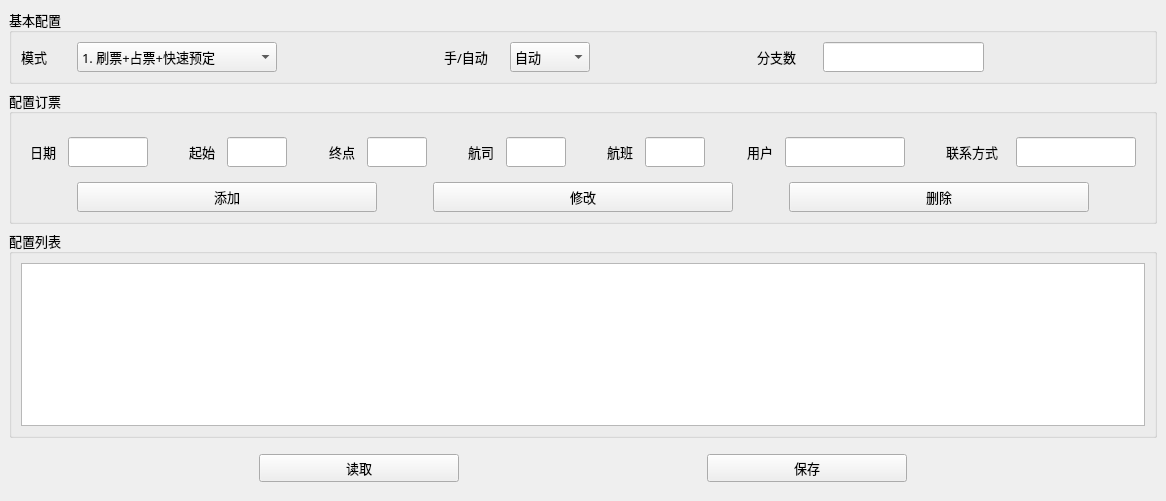
Qt form code/direct-book/Config/mainwindow.ui (imecoder/autobook) before a commit.
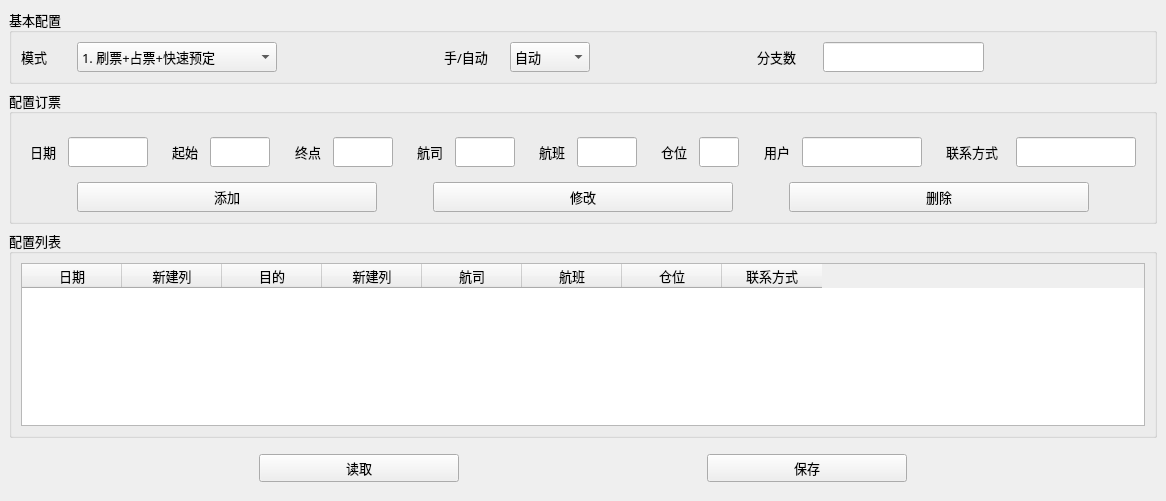
The same form after that commit.

```diff
--- a/code/direct-book/Config/mainwindow.ui
+++ b/code/direct-book/Config/mainwindow.ui
@@ -631,6 +631,87 @@
             </layout>
            </widget>
           </item>
+          <item>
+           <spacer name="horizontalSpacer_22">
+            <property name="minimumSize">
+             <size>
+              <width>0</width>
+              <height>30</height>
+             </size>
+            </property>
+            <property name="orientation">
+             <enum>Qt::Horizontal</enum>
+            </property>
+            <property name="sizeHint" stdset="0">
+             <size>
+              <width>22</width>
+              <height>27</height>
+             </size>
+            </property>
+           </spacer>
+          </item>
+          <item>
+           <widget class="QWidget" name="widget_11" native="true">
+            <layout class="QHBoxLayout" name="horizontalLayout_13">
+             <property name="spacing">
+              <number>0</number>
+             </property>
+             <property name="leftMargin">
+              <number>0</number>
+             </property>
+             <property name="topMargin">
+              <number>5</number>
+             </property>
+             <property name="rightMargin">
+              <number>0</number>
+             </property>
+             <property name="bottomMargin">
+              <number>0</number>
+             </property>
+             <item>
+              <widget class="QLabel" name="label_30">
+               <property name="minimumSize">
+                <size>
+                 <width>38</width>
+                 <height>30</height>
+                </size>
+               </property>
+               <property name="font">
+                <font>
+                 <family>Agency FB</family>
+                 <pointsize>10</pointsize>
+                </font>
+               </property>
+               <property name="text">
+                <string>仓位</string>
+               </property>
+              </widget>
+             </item>
+             <item>
+              <widget class="QLineEdit" name="lineEditSpace">
+               <property name="minimumSize">
+                <size>
+                 <width>40</width>
+                 <height>30</height>
+                </size>
+               </property>
+               <property name="maximumSize">
+                <size>
+                 <width>40</width>
+                 <height>16777215</height>
+                </size>
+               </property>
+               <property name="font">
+                <font>
+                 <family>Agency FB</family>
+                 <pointsize>10</pointsize>
+                </font>
+               </property>
+              </widget>
+             </item>
+            </layout>
+           </widget>
+          </item>
           <item>
            <spacer name="horizontalSpacer_12">
             <property name="minimumSize">
@@ -954,7 +1035,48 @@
       </property>
       <layout class="QVBoxLayout" name="verticalLayout_3">
        <item>
-        <widget class="QTableView" name="tableView"/>
+        <widget class="QTableWidget" name="tableWidgetBookList">
+         <column>
+          <property name="text">
+           <string>日期</string>
+          </property>
+         </column>
+         <column>
+          <property name="text">
+           <string>新建列</string>
+          </property>
+         </column>
+         <column>
+          <property name="text">
+           <string>目的</string>
+          </property>
+         </column>
+         <column>
+          <property name="text">
+           <string>新建列</string>
+          </property>
+         </column>
+         <column>
+          <property name="text">
+           <string>航司</string>
+          </property>
+         </column>
+         <column>
+          <property name="text">
+           <string>航班</string>
+          </property>
+         </column>
+         <column>
+          <property name="text">
+           <string>仓位</string>
+          </property>
+         </column>
+         <column>
+          <property name="text">
+           <string>联系方式</string>
+          </property>
+         </column>
+        </widget>
        </item>
       </layout>
      </widget>
```
